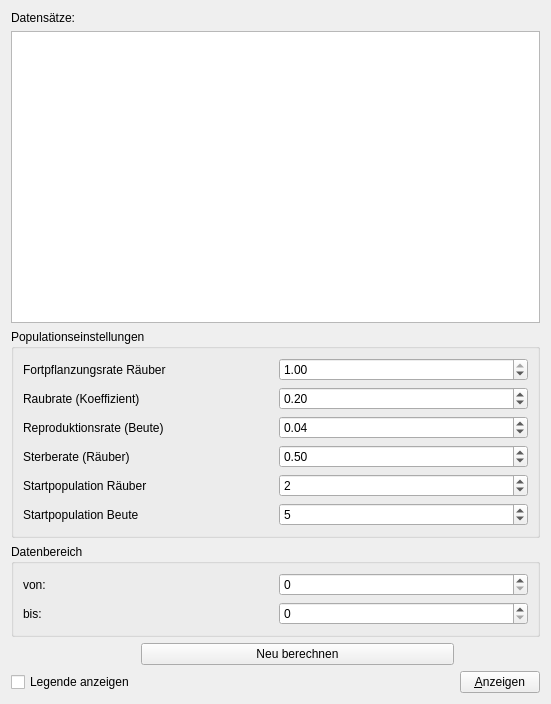
Qt form raeuber-beute/werkzeuge.ui (cniehaus/biotools) before a commit.
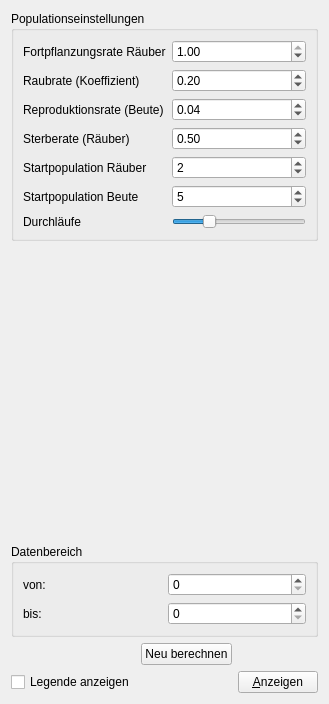
The same form after that commit.

Commit message: The QListView wasn't needed, this commit removes a lot of code and with that makes it easier to understand

Patch:
```diff
--- a/raeuber-beute/werkzeuge.ui
+++ b/raeuber-beute/werkzeuge.ui
@@ -6,7 +6,7 @@
    <rect>
     <x>0</x>
     <y>0</y>
-    <width>551</width>
+    <width>310</width>
     <height>704</height>
    </rect>
   </property>
@@ -14,17 +14,7 @@
    <string>Werkzeuge</string>
   </property>
   <layout class="QGridLayout" name="gridLayout_3">
-   <item row="0" column="0">
-    <widget class="QLabel" name="label">
-     <property name="text">
-      <string>Datensätze:</string>
-     </property>
-    </widget>
-   </item>
-   <item row="1" column="0" colspan="3">
-    <widget class="QListView" name="listView"/>
-   </item>
-   <item row="2" column="0" colspan="3">
+   <item row="0" column="0" colspan="3">
     <widget class="QGroupBox" name="groupBox_2">
      <property name="title">
       <string>Populationseinstellungen</string>
@@ -156,10 +146,52 @@
         </property>
        </widget>
       </item>
+      <item row="6" column="1">
+       <widget class="QSlider" name="iterations_slider">
+        <property name="minimum">
+         <number>50</number>
+        </property>
+        <property name="maximum">
+         <number>20000</number>
+        </property>
+        <property name="singleStep">
+         <number>50</number>
+        </property>
+        <property name="pageStep">
+         <number>50</number>
+        </property>
+        <property name="value">
+         <number>5000</number>
+        </property>
+        <property name="orientation">
+         <enum>Qt::Horizontal</enum>
+        </property>
+       </widget>
+      </item>
+      <item row="6" column="0">
+       <widget class="QLabel" name="label">
+        <property name="text">
+         <string>Durchläufe</string>
+        </property>
+       </widget>
+      </item>
      </layout>
     </widget>
    </item>
-   <item row="3" column="0" colspan="3">
+   <item row="1" column="0">
+    <spacer name="verticalSpacer">
+     <property name="orientation">
+      <enum>Qt::Vertical</enum>
+     </property>
+     <property name="sizeHint" stdset="0">
+      <size>
+       <width>20</width>
+       <height>284</height>
+      </size>
+     </property>
+    </spacer>
+   </item>
+   <item row="2" column="0" colspan="3">
     <widget class="QGroupBox" name="groupBox">
      <property name="title">
       <string>Datenbereich</string>
@@ -194,21 +226,21 @@
      </layout>
     </widget>
    </item>
-   <item row="4" column="1">
+   <item row="3" column="1">
     <widget class="QPushButton" name="calculate_button">
      <property name="text">
       <string>Neu berechnen</string>
      </property>
     </widget>
    </item>
-   <item row="5" column="0">
+   <item row="4" column="0">
     <widget class="QCheckBox" name="legend_cb">
      <property name="text">
       <string>Legende anzeigen</string>
      </property>
     </widget>
    </item>
-   <item row="5" column="1">
+   <item row="4" column="1">
     <spacer name="horizontalSpacer">
      <property name="orientation">
       <enum>Qt::Horizontal</enum>
@@ -221,7 +253,7 @@
      </property>
     </spacer>
    </item>
-   <item row="5" column="2">
+   <item row="4" column="2">
     <widget class="QPushButton" name="show_button">
      <property name="text">
       <string>&amp;Anzeigen</string>
```
The commit also changes 1 other file.
